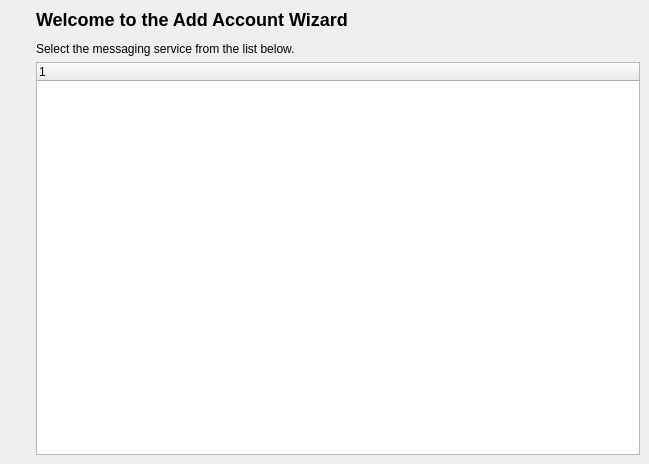
Old version of the form kopete/addaccountwizard/addaccountwizardpage1.ui in the repository KDE/kopete.
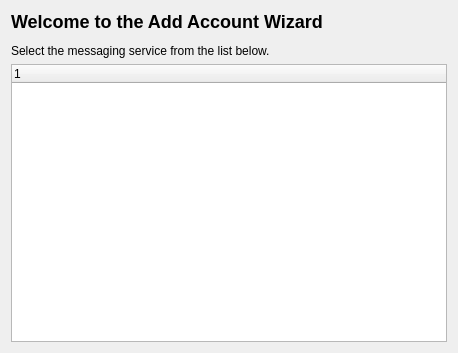
New version of the form. Icons and pictures are not drawn.

Commit message: fix some layouts everwhere in kopete

Patch:
```diff
--- a/kopete/addaccountwizard/addaccountwizardpage1.ui
+++ b/kopete/addaccountwizard/addaccountwizardpage1.ui
@@ -8,8 +8,8 @@
    <rect>
     <x>0</x>
     <y>0</y>
-    <width>649</width>
-    <height>464</height>
+    <width>458</width>
+    <height>353</height>
    </rect>
   </property>
   <property name="minimumSize" >
@@ -21,22 +21,11 @@
   <property name="windowTitle" >
    <string>Step One: Select Messaging Service</string>
   </property>
-  <layout class="QGridLayout" >
-   <property name="margin" >
-    <number>9</number>
-   </property>
-   <property name="spacing" >
-    <number>6</number>
-   </property>
-   <item row="1" column="1" >
-    <widget class="QTreeWidget" name="protocolListView" />
-   </item>
-   <item row="0" column="1" >
+  <layout class="QVBoxLayout" >
+   <item>
     <widget class="QLabel" name="m_header" >
      <property name="sizePolicy" >
-      <sizepolicy>
-       <hsizetype>5</hsizetype>
-       <vsizetype>5</vsizetype>
+      <sizepolicy vsizetype="Preferred" hsizetype="Preferred" >
        <horstretch>0</horstretch>
        <verstretch>0</verstretch>
       </sizepolicy>
@@ -48,43 +37,25 @@
      <property name="alignment" >
       <set>Qt::AlignLeading|Qt::AlignLeft|Qt::AlignTop</set>
      </property>
+     <property name="wordWrap" >
+      <bool>true</bool>
+     </property>
     </widget>
    </item>
-   <item rowspan="2" row="0" column="0" >
-    <layout class="QVBoxLayout" >
-     <property name="margin" >
-      <number>0</number>
+   <item>
+    <widget class="QTreeWidget" name="protocolListView" >
+     <property name="alternatingRowColors" >
+      <bool>true</bool>
      </property>
-     <property name="spacing" >
-      <number>6</number>
+     <property name="rootIsDecorated" >
+      <bool>false</bool>
      </property>
-     <item>
-      <widget class="QLabel" name="PixmapLabel1" >
-       <property name="pixmap" >
-        <pixmap/>
-       </property>
-       <property name="scaledContents" >
-        <bool>false</bool>
-       </property>
-      </widget>
-     </item>
-     <item>
-      <spacer>
-       <property name="orientation" >
-        <enum>Qt::Vertical</enum>
-       </property>
-       <property name="sizeType" >
-        <enum>QSizePolicy::Expanding</enum>
-       </property>
-       <property name="sizeHint" >
-        <size>
-         <width>21</width>
-         <height>70</height>
-        </size>
-       </property>
-      </spacer>
-     </item>
-    </layout>
+     <column>
+      <property name="text" >
+       <string>1</string>
+      </property>
+     </column>
+    </widget>
    </item>
   </layout>
  </widget>
```
Left out of the diff: 4 changed lines with no effect on the pictures. The commit also changes 10 other files.
